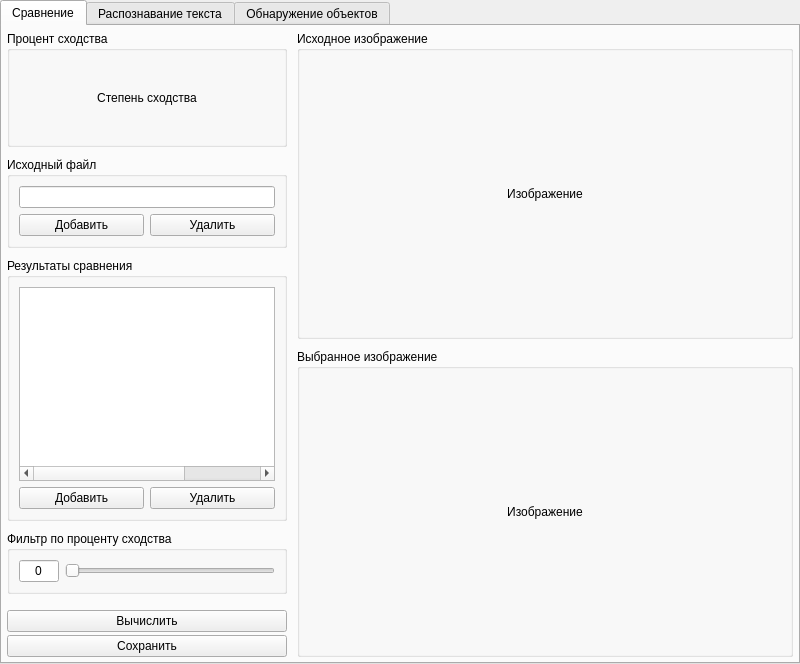
Above: design.ui from Norf569/sod-app before the change. Below: the same form after it.
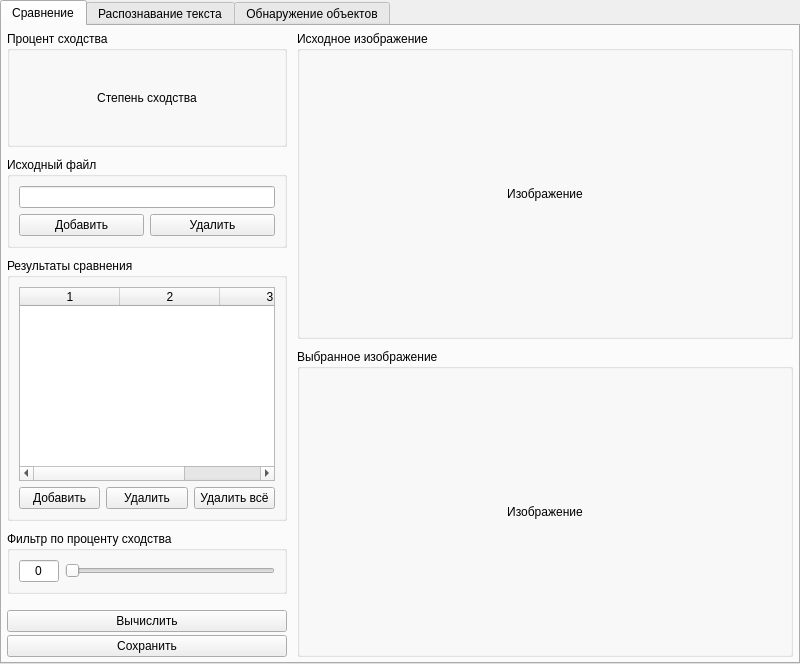
That is the form after the change.

Commit message: delete all button added

What changed in the file:
```diff
--- a/design.ui
+++ b/design.ui
@@ -320,6 +320,12 @@
               </item>
               <item>
                <widget class="QGroupBox" name="groupBox_7">
+                <property name="minimumSize">
+                 <size>
+                  <width>280</width>
+                  <height>0</height>
+                 </size>
+                </property>
                 <property name="title">
                  <string>Результаты сравнения</string>
                 </property>
@@ -349,7 +355,7 @@
                    </property>
                    <property name="minimumSize">
                     <size>
-                     <width>200</width>
+                     <width>0</width>
                      <height>0</height>
                     </size>
                    </property>
@@ -366,7 +372,10 @@
                     <number>3</number>
                    </property>
                    <attribute name="horizontalHeaderVisible">
-                    <bool>false</bool>
+                    <bool>true</bool>
+                   </attribute>
+                   <attribute name="horizontalHeaderStretchLastSection">
+                    <bool>true</bool>
                    </attribute>
                    <attribute name="verticalHeaderVisible">
                     <bool>false</bool>
@@ -392,6 +401,13 @@
                      </property>
                     </widget>
                    </item>
+                   <item>
+                    <widget class="QPushButton" name="sim_delete_all_button">
+                     <property name="text">
+                      <string>Удалить всё</string>
+                     </property>
+                    </widget>
+                   </item>
                   </layout>
                  </item>
                 </layout>
```
Left out of the diff: 24 changed lines with no effect on the pictures. The commit also changes 4 other files.
